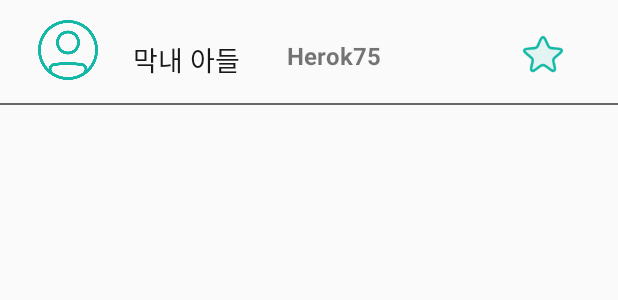
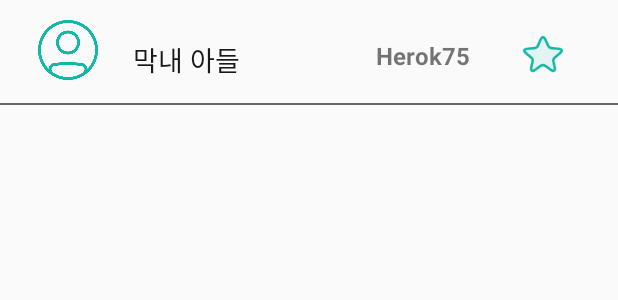
Before and after one commit to yunmiheo0509/CaptionVideoCall, an Android app: the layout callbook_list.xml on its own in the app's theme, with its tools: preview values and no code run, on a phone screen of 412 x 824 dp. Shown: the top 300 px of the screen. Run offline under Robolectric (Android 15) with nearby library versions, the phone set to English and light mode, and no system bars; Roboto replaces fonts that are not available here.

Commit message:
짜잘한 UI 수정

```diff
--- a/app/src/main/res/layout/callbook_list.xml
+++ b/app/src/main/res/layout/callbook_list.xml
@@ -38,9 +38,9 @@
         android:layout_width="wrap_content"
         android:layout_height="wrap_content"
         android:layout_alignParentTop="true"
-        android:layout_marginStart="31dp"
         android:layout_marginTop="26dp"
-        android:layout_toEndOf="@+id/tv_name"
+        android:layout_marginEnd="26dp"
+        android:layout_toStartOf="@+id/ibtn_star"
         android:textSize="16sp"
         android:textStyle="bold"
         tools:text="Herok75" />
```
